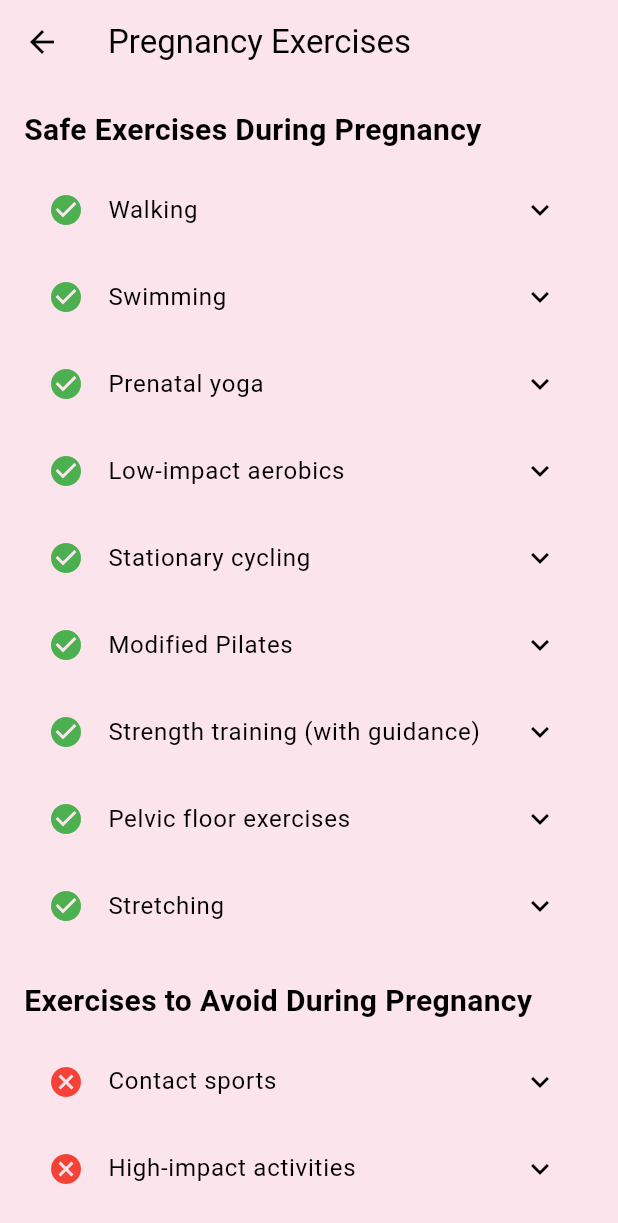
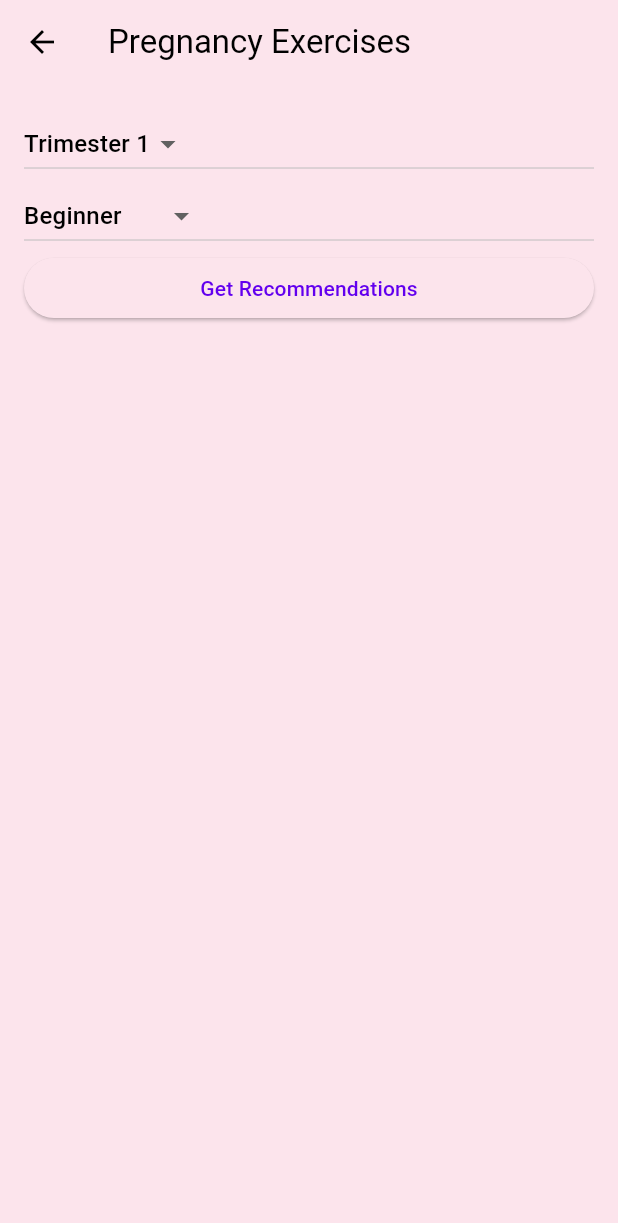
Before and after one commit to shreelaxmikamath/one-love, a Flutter app: the ExercisePage screen opened directly, on a phone screen of 412 x 824 dp. Shown: the top 1223 px of the screen. Run offline on Flutter 3.47's test engine with Material 3 defaults, Android fonts, the light colour scheme and no system bars; our stand-ins replace badges, intl_phone_number_input, table_calendar.

Commit message:
exercise update

```diff
--- a/lib/exercise_page.dart
+++ b/lib/exercise_page.dart
@@ -1,30 +1,50 @@
 import 'package:flutter/material.dart';
 
-class ExercisePage extends StatelessWidget {
+class ExercisePage extends StatefulWidget {
   const ExercisePage({Key? key}) : super(key: key);
 
-  final List<Map<String, String>> safeExercises = const [
-    {"name": "Walking", "description": "Low-impact cardio that improves circulation and stamina."},
-    {"name": "Swimming", "description": "Excellent full-body workout that's easy on the joints."},
-    {"name": "Prenatal yoga", "description": "Improves flexibility, reduces stress, and prepares for childbirth."},
-    {"name": "Low-impact aerobics", "description": "Boosts heart rate and energy levels safely."},
-    {"name": "Stationary cycling", "description": "Cardiovascular exercise with minimal risk of falling."},
-    {"name": "Modified Pilates", "description": "Strengthens core muscles and improves posture."},
-    {"name": "Strength training (with guidance)", "description": "Builds muscle tone and strength when done properly."},
-    {"name": "Pelvic floor exercises", "description": "Strengthens muscles supporting the uterus, bladder, and bowels."},
-    {"name": "Stretching", "description": "Maintains flexibility and reduces muscle tension."},
+  @override
+  _ExercisePageState createState() => _ExercisePageState();
+}
+
+class _ExercisePageState extends State<ExercisePage> {
+  final List<Map<String, String>> allExercises = const [
+    {"name": "Walking", "description": "Low-impact cardio that improves circulation and stamina.", "intensity": "low"},
+    {"name": "Swimming", "description": "Excellent full-body workout that's easy on the joints.", "intensity": "moderate"},
+    {"name": "Prenatal yoga", "description": "Improves flexibility, reduces stress, and prepares for childbirth.", "intensity": "low"},
+    {"name": "Low-impact aerobics", "description": "Boosts heart rate and energy levels safely.", "intensity": "moderate"},
+    {"name": "Stationary cycling", "description": "Cardiovascular exercise with minimal risk of falling.", "intensity": "moderate"},
+    {"name": "Modified Pilates", "description": "Strengthens core muscles and improves posture.", "intensity": "moderate"},
+    {"name": "Strength training (with guidance)", "description": "Builds muscle tone and strength when done properly.", "intensity": "high"},
+    {"name": "Pelvic floor exercises", "description": "Strengthens muscles supporting the uterus, bladder, and bowels.", "intensity": "low"},
+    {"name": "Stretching", "description": "Maintains flexibility and reduces muscle tension.", "intensity": "low"},
   ];
 
-  final List<Map<String, String>> exercisesToAvoid = const [
-    {"name": "Contact sports", "description": "Risk of abdominal trauma and falls."},
-    {"name": "High-impact activities", "description": "Can stress joints and increase risk of injury."},
-    {"name": "Hot yoga or hot Pilates", "description": "Risk of overheating and dehydration."},
-    {"name": "Scuba diving", "description": "Potential risk of decompression sickness for the fetus."},
-    {"name": "Activities with a high risk of falling", "description": "Increased risk of injury to mother and baby."},
-    {"name": "Exercises that involve lying flat on your back after the first trimester", "description": "Can reduce blood flow to the uterus."},
-    {"name": "Heavy weightlifting", "description": "Risk of injury and excessive strain."},
-    {"name": "Activities at high altitudes", "description": "Less oxygen available for you and your baby."},
-  ];
+  int _trimester = 1;
+  String _fitnessLevel = 'Beginner';
+  List<Map<String, String>> _recommendedExercises = [];
+  bool _showRecommendations = false;
+
+  void _updateRecommendations() {
+    setState(() {
+      _recommendedExercises = _getRecommendedExercises(_trimester, _fitnessLevel);
+      _showRecommendations = true;
+    });
+  }
+
+  List<Map<String, String>> _getRecommendedExercises(int trimester, String fitnessLevel) {
+    if (trimester == 1) {
+      return allExercises.where((e) => e['intensity'] == 'low' || e['intensity'] == 'moderate').toList();
+    } else if (trimester == 2) {
+      if (fitnessLevel == 'Beginner') {
+        return allExercises.where((e) => e['intensity'] == 'low' || e['intensity'] == 'moderate').toList();
+      } else {
+        return allExercises;
+      }
+    } else {
+      return allExercises.where((e) => e['intensity'] == 'low').toList();
+    }
+  }
 
   @override
   Widget build(BuildContext context) {
@@ -35,12 +55,48 @@ class ExercisePage extends StatelessWidget {
       body: ListView(
         padding: const EdgeInsets.all(16.0),
         children: [
+          DropdownButton<int>(
+            value: _trimester,
+            items: [1, 2, 3].map((int value) {
+              return DropdownMenuItem<int>(
+                value: value,
+                child: Text('Trimester $value'),
+              );
+            }).toList(),
+            onChanged: (newValue) {
+              setState(() {
+                _trimester = newValue!;
+                _showRecommendations = false;
+              });
+            },
+          ),
+          DropdownButton<String>(
+            value: _fitnessLevel,
+            items: ['Beginner', 'Intermediate', 'Advanced'].map((String value) {
+              return DropdownMenuItem<String>(
+                value: value,
+                child: Text(value),
+              );
+            }).toList(),
+            onChanged: (newValue) {
+              setState(() {
+                _fitnessLevel = newValue!;
+                _showRecommendations = false;
+              });
+            },
+          ),
+          ElevatedButton(
+            onPressed: _updateRecommendations,
+            child: Text('Get Recommendations'),
+          ),
+          if (_showRecommendations) ...[
+            const SizedBox(height: 20),
             const Text(
-            'Safe Exercises During Pregnancy',
+              'Recommended Exercises',
               style: TextStyle(fontSize: 20, fontWeight: FontWeight.bold),
             ),
             const SizedBox(height: 10),
-          ...safeExercises.map((exercise) => ExpansionTile(
+            ..._recommendedExercises.map((exercise) => ExpansionTile(
               leading: const Icon(Icons.check_circle, color: Colors.green),
               title: Text(exercise['name']!),
               children: [
@@ -50,22 +106,7 @@ class ExercisePage extends StatelessWidget {
                 ),
               ],
             )),
-          const SizedBox(height: 20),
-          const Text(
-            'Exercises to Avoid During Pregnancy',
-            style: TextStyle(fontSize: 20, fontWeight: FontWeight.bold),
-          ),
-          const SizedBox(height: 10),
-          ...exercisesToAvoid.map((exercise) => ExpansionTile(
-            leading: const Icon(Icons.cancel, color: Colors.red),
-            title: Text(exercise['name']!),
-            children: [
-              Padding(
-                padding: const EdgeInsets.all(16.0),
-                child: Text(exercise['description']!),
-              ),
           ],
-          )),
         ],
       ),
     );
```
Lines whose indentation alone changed are shown as unchanged.
